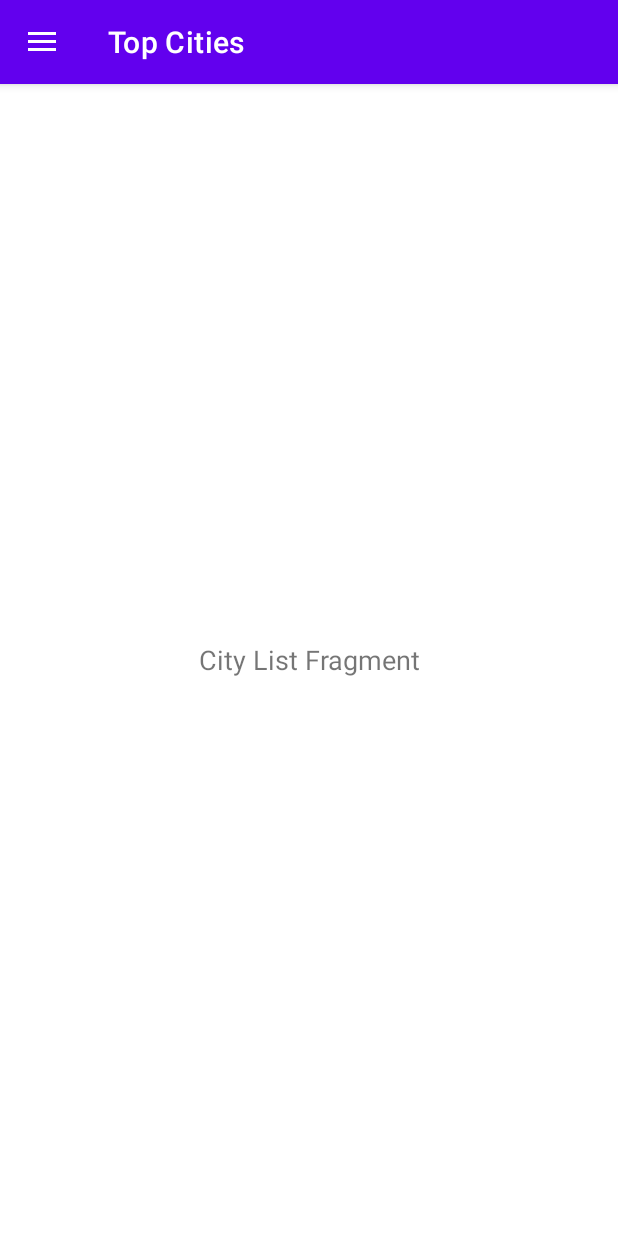
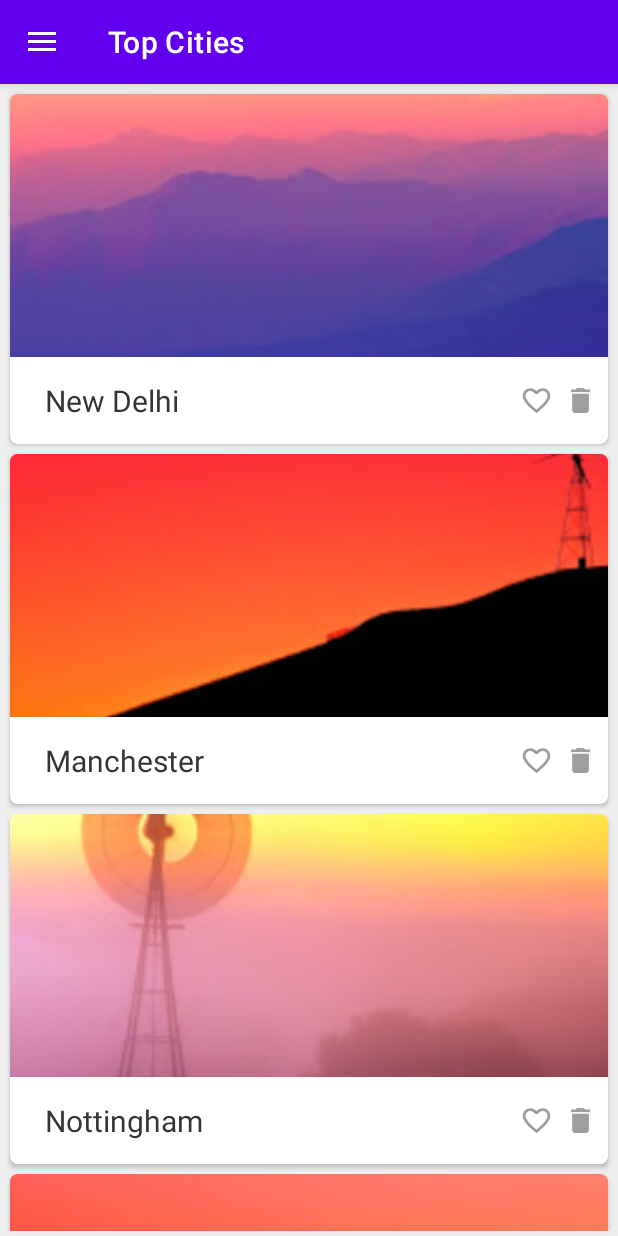
Before and after one commit to ay-emma/androidXUi_design, an Android app: the screen it shows after launch (MainActivity), on a phone screen of 412 x 824 dp. Run offline under Robolectric (Android 15) with nearby library versions, the phone set to English and light mode, and no system bars; our stand-ins replace navigation-ui.

Commit message:
FEAT: navigations component and listview recycle view

```diff
--- /dev/null
+++ b/app/src/main/java/com/example/globaltour/city/City.kt
@@ -0,0 +1,73 @@
+package com.example.globaltour.city
+
+import com.example.globaltour.R
+
+
+data class City(var imageId: Int, var name: String, var isFavorite: Boolean)
+
+
+object VacationSpots {
+
+    private val images = arrayListOf(
+        R.drawable.thumb_4_1, R.drawable.thumb_4_2, R.drawable.thumb_4_3,
+        R.drawable.thumb_4_4, R.drawable.thumb_4_7, R.drawable.thumb_4_8,
+        R.drawable.thumb_4_0, R.drawable.thumb_7_0, R.drawable.thumb_7_1,
+        R.drawable.thumb_7_2, R.drawable.thumb_4_5, R.drawable.thumb_4_6,
+        R.drawable.thumb_1_0, R.drawable.thumb_1_1, R.drawable.thumb_1_2,
+        R.drawable.thumb_1_3, R.drawable.thumb_1_4, R.drawable.thumb_1_5,
+        R.drawable.thumb_1_6, R.drawable.thumb_1_7, R.drawable.thumb_1_8,
+        R.drawable.thumb_1_9, R.drawable.thumb_2_0, R.drawable.thumb_2_1,
+        R.drawable.thumb_4_9, R.drawable.thumb_5_0, R.drawable.thumb_5_1,
+        R.drawable.thumb_5_2, R.drawable.thumb_5_3, R.drawable.thumb_5_4,
+        R.drawable.thumb_5_5, R.drawable.thumb_5_6, R.drawable.thumb_5_7,
+        R.drawable.thumb_5_8, R.drawable.thumb_5_9, R.drawable.thumb_6_0,
+        R.drawable.thumb_6_1, R.drawable.thumb_6_2, R.drawable.thumb_6_3,
+        R.drawable.thumb_6_4, R.drawable.thumb_6_5, R.drawable.thumb_6_6,
+        R.drawable.thumb_6_7, R.drawable.thumb_6_8, R.drawable.thumb_6_9,
+        R.drawable.thumb_2_2, R.drawable.thumb_2_3, R.drawable.thumb_2_4,
+        R.drawable.thumb_2_5, R.drawable.thumb_2_6, R.drawable.thumb_2_7,
+        R.drawable.thumb_2_8, R.drawable.thumb_2_9, R.drawable.thumb_3_0,
+        R.drawable.thumb_3_1, R.drawable.thumb_3_2, R.drawable.thumb_3_3,
+        R.drawable.thumb_3_4, R.drawable.thumb_3_5, R.drawable.thumb_3_6,
+        R.drawable.thumb_3_7, R.drawable.thumb_3_8, R.drawable.thumb_3_9,
+        R.drawable.thumb_7_3, R.drawable.thumb_7_4
+    )
+
+    private val cityNames = arrayListOf(
+        "New Delhi", "Manchester", "Nottingham", "Portsmouth", "Agra",
+        "Hyderabad", "Goa", "Srinagar", "Xian", "Shanghai",
+        "Buffalo", "Boise", "Pittsburgh", "Scottsdale", "Boston",
+        "Philly", "Darjeeling", "Jaipur", "DC", "Minneapolis",
+        "New York City", "Denver", "Asheville", "Hull", "Liverpool",
+        "Detroit", "Adelaide", "Tasmania", "Austin", "Kansas City", "Seattle",
+        "Oakland", "Las Vegas", "New Orleans", "Bath", "Norwich",
+        "Mumbai", "Cambridge", "London", "Bristol", "Brighton", "Durham",
+        "San Diego", "Brooklyn", "Chicago", "Charleston", "Nashville",
+        "York", "Stratford-upon-Avon", "Bournemouth", "Beijing",
+        "Miami", "Portland", "Chengdu", "Hangzhou", "Suzhou", "Huangshan",
+        "Hong Kong", "Cairns", "Perth", "Brisbane",
+        "Kakadu", "Melbourne", "Great Barrier Reef", "Sydney"
+    )
+
+    // Returns the list of city objects to be displayed in CityListFragment RecyclerView
+    var cityList: ArrayList<City>? = null
+        get() {
+
+            if (field != null)      // backing 'field' refers to 'cityList' property object
+                return field
+
+            field = ArrayList()
+            for (i in images.indices) {
+
+                val imageId = images[i]
+                val cityName = cityNames[i]
+                val city = City(imageId, cityName, false)
+                field!!.add(city)
+            }
+
+            return field
+        }
+
+    // Will contain the 'favorite' marked cities to be displayed in FavoriteFragment RecyclerView
+    var favoriteCityList: MutableList<City> = mutableListOf()
+}
--- /dev/null
+++ b/app/src/main/java/com/example/globaltour/city/CityAdapter.kt
@@ -0,0 +1,60 @@
+package com.example.globaltour.city
+
+import android.content.Context
+import android.util.Log
+import android.view.LayoutInflater
+import android.view.View
+import android.view.ViewGroup
+import android.widget.ImageView
+import android.widget.TextView
+import androidx.core.content.res.ResourcesCompat
+import androidx.recyclerview.widget.RecyclerView
+import com.example.globaltour.R
+
+class CityAdapter(val context : Context, var cityList : ArrayList<City> ) : RecyclerView.Adapter<CityAdapter.CityViewHolder>() {
+
+    override fun onCreateViewHolder(parent: ViewGroup, viewType: Int): CityViewHolder {
+        val itemView = LayoutInflater.from(context).inflate( R.layout.list_item_city, parent, false )
+        Log.i("CityAdapter", "onCreatViewHolder: viewHolder created")
+        return CityViewHolder(itemView)
+    }
+
+    override fun onBindViewHolder(cityViewHolder: CityViewHolder, position: Int) {
+        val city = cityList[position]
+        Log.i("CityAdapter", "onBindViewHolder: position: $position")
+
+        cityViewHolder.setData( city, position )
+
+    }
+
+    override fun getItemCount(): Int = cityList.size
+
+    inner class CityViewHolder(itemView: View) : RecyclerView.ViewHolder(itemView) {
+
+        private var currentPosition : Int = -1
+        private var currentCity : City? = null
+
+        private var txvCityName = itemView.findViewById<TextView>(R.id.txv_city_name)
+        private var imvCityImage = itemView.findViewById<ImageView>(R.id.imv_city)
+        private var imvDelete = itemView.findViewById<ImageView>(R.id.imv_delete)
+        private var imvFavourite = itemView.findViewById<ImageView>(R.id.imv_favorite)
+
+        private val icFavouriteFilledImage = ResourcesCompat.getDrawable(context.resources, R.drawable.ic_favorite_filled, null )
+        private val icFavouriteBorderImage = ResourcesCompat.getDrawable(context.resources, R.drawable.ic_favorite_bordered, null )
+
+
+        fun setData( city:City, position: Int   ){
+            txvCityName.text = city.name
+            imvCityImage.setImageResource(city.imageId)
+
+            if(city.isFavorite){
+                imvFavourite.setImageDrawable(icFavouriteFilledImage)
+            } else {
+                imvFavourite.setImageDrawable(icFavouriteBorderImage)
+            }
+
+            this.currentPosition = position
+            this.currentCity = city
+        }
+    }
+}
--- a/app/src/main/java/com/example/globaltour/city/CityListFragment.kt
+++ b/app/src/main/java/com/example/globaltour/city/CityListFragment.kt
@@ -5,13 +5,33 @@ import android.view.LayoutInflater
 import android.view.View
 import android.view.ViewGroup
 import androidx.fragment.app.Fragment
+import androidx.recyclerview.widget.LinearLayoutManager
+import androidx.recyclerview.widget.RecyclerView
 import com.example.globaltour.R
 
 class CityListFragment : Fragment() {
     override fun onCreateView(inflater: LayoutInflater, container: ViewGroup?, savedInstanceState: Bundle?): View? {
 
         val view = inflater.inflate(R.layout.fragment_city_list, container, false)
-
+        setUpRecyclerView(view)
         return view
     }
+
+    private fun setUpRecyclerView(view: View?) {
+
+        val context = requireContext()
+
+        val cityAdapter = CityAdapter(context,VacationSpots.cityList!! )
+
+        val recyclerView = view?.findViewById<RecyclerView>(R.id.city_recycler_view)
+
+        recyclerView?.adapter = cityAdapter
+        recyclerView?.setHasFixedSize(true)
+
+        val layoutManager = LinearLayoutManager(context)
+
+        layoutManager.orientation = RecyclerView.VERTICAL
+
+        recyclerView?.layoutManager = layoutManager
+    }
 }
--- a/app/src/main/res/layout/fragment_city_list.xml
+++ b/app/src/main/res/layout/fragment_city_list.xml
@@ -3,19 +3,21 @@
     xmlns:app="http://schemas.android.com/apk/res-auto"
     xmlns:tools="http://schemas.android.com/tools"
     android:layout_width="match_parent"
-    android:layout_height="match_parent">
+    android:layout_height="match_parent"
+    android:background="#eee"
+    tools:context=".MainActivity">
 
-    <TextView
+    <androidx.recyclerview.widget.RecyclerView
         android:id="@+id/city_recycler_view"
         android:layout_width="match_parent"
         android:layout_height="0dp"
-        android:gravity="center"
         android:padding="3dp"
-        android:text="City List Fragment"
-        android:textSize="18sp"
         app:layout_constraintBottom_toBottomOf="parent"
+        app:layout_constraintHorizontal_bias="0.0"
         app:layout_constraintLeft_toLeftOf="parent"
         app:layout_constraintRight_toRightOf="parent"
-        app:layout_constraintTop_toTopOf="parent" />
+        app:layout_constraintTop_toTopOf="parent"
+        app:layout_constraintVertical_bias="0.0"
+        tools:listitem="@layout/list_item_city" />
 
 </androidx.constraintlayout.widget.ConstraintLayout>
--- /dev/null
+++ b/app/src/main/res/layout/list_item_city.xml
@@ -0,0 +1,70 @@
+<?xml version="1.0" encoding="utf-8"?>
+<androidx.cardview.widget.CardView xmlns:android="http://schemas.android.com/apk/res/android"
+    xmlns:app="http://schemas.android.com/apk/res-auto"
+    xmlns:tools="http://schemas.android.com/tools"
+    android:id="@+id/root_card_view"
+    android:layout_width="match_parent"
+    android:layout_height="wrap_content"
+    android:layout_margin="3dp"
+    android:elevation="5dp"
+    app:cardBackgroundColor="@android:color/white"
+    app:cardCornerRadius="5dp">
+
+    <androidx.constraintlayout.widget.ConstraintLayout
+        android:layout_width="match_parent"
+        android:layout_height="match_parent">
+
+        <ImageView
+            android:id="@+id/imv_city"
+            android:layout_width="0dp"
+            android:layout_height="175dp"
+            android:contentDescription="@string/placeholder_image"
+            android:scaleType="centerCrop"
+            app:layout_constraintEnd_toEndOf="parent"
+            app:layout_constraintStart_toStartOf="parent"
+            app:layout_constraintTop_toTopOf="parent"
+            tools:srcCompat="@drawable/placeholder" />
+
+        <TextView
+            android:id="@+id/txv_city_name"
+            android:layout_width="0dp"
+            android:layout_height="wrap_content"
+            android:layout_marginStart="8dp"
+            android:layout_marginEnd="8dp"
+            android:padding="15dp"
+            android:textColor="#353434"
+            android:textSize="20sp"
+            app:layout_constraintBottom_toBottomOf="parent"
+            app:layout_constraintEnd_toStartOf="@+id/imv_favorite"
+            app:layout_constraintStart_toStartOf="parent"
+            app:layout_constraintTop_toBottomOf="@+id/imv_city"
+            tools:text="City Name" />
+
+        <ImageView
+            android:id="@+id/imv_delete"
+            android:layout_width="22dp"
+            android:layout_height="22dp"
+            android:layout_margin="7dp"
+            android:contentDescription="@string/delete_icon"
+            app:layout_constraintBottom_toBottomOf="parent"
+            app:layout_constraintEnd_toEndOf="parent"
+            app:layout_constraintTop_toBottomOf="@+id/imv_city"
+            app:srcCompat="@drawable/ic_delete"
+            app:tint="#9e9e9e" />
+
+        <ImageView
+            android:id="@+id/imv_favorite"
+            android:layout_width="22dp"
+            android:layout_height="22dp"
+            android:layout_margin="7dp"
+            android:layout_marginEnd="10dp"
+            android:contentDescription="@string/favorite_icon"
+            app:layout_constraintBottom_toBottomOf="parent"
+            app:layout_constraintEnd_toStartOf="@+id/imv_delete"
+            app:layout_constraintTop_toBottomOf="@+id/imv_city"
+            app:srcCompat="@drawable/ic_favorite_bordered"
+            app:tint="#9e9e9e" />
+
+    </androidx.constraintlayout.widget.ConstraintLayout>
+
+</androidx.cardview.widget.CardView>
```
